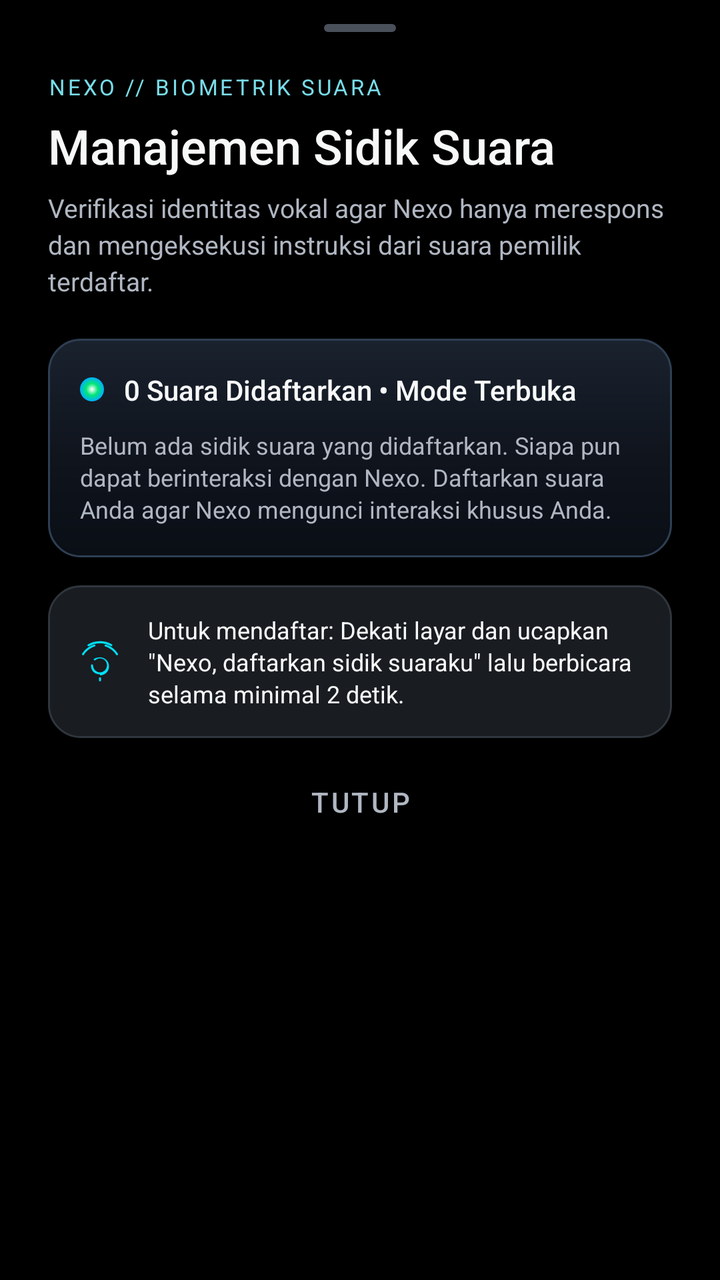
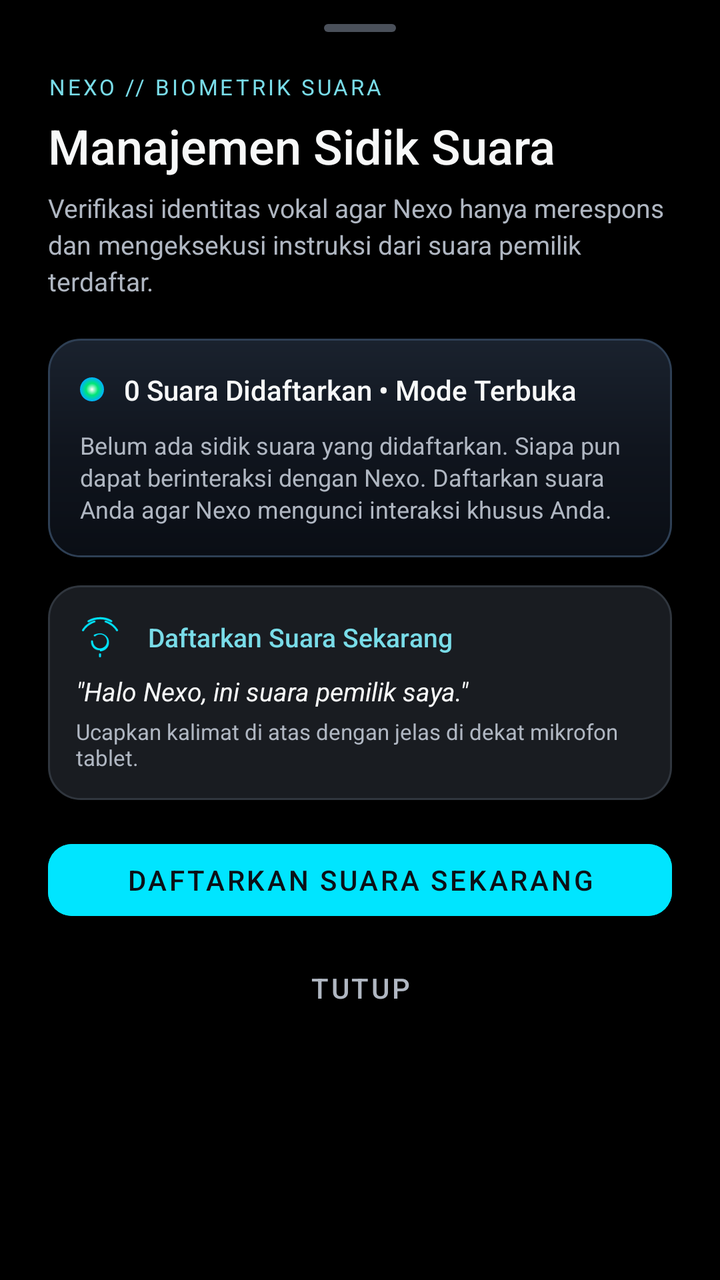

Compare the two renders of this Android layout. The source of the first and the diff that turns it into the second are given below.
<!-- AndroidManifest.xml: application theme Theme.NexoAppliance -->
<!-- res/layout/sheet_voiceprint_management.xml -->
<?xml version="1.0" encoding="utf-8"?>
<androidx.core.widget.NestedScrollView xmlns:android="http://schemas.android.com/apk/res/android"
    xmlns:app="http://schemas.android.com/apk/res-auto"
    android:layout_width="match_parent"
    android:layout_height="match_parent"
    android:fillViewport="true"
    android:clipToPadding="false">

    <LinearLayout
        android:layout_width="match_parent"
        android:layout_height="wrap_content"
        android:orientation="vertical"
        android:paddingStart="24dp"
        android:paddingEnd="24dp"
        android:paddingTop="12dp"
        android:paddingBottom="28dp">

        <View
            android:layout_width="36dp"
            android:layout_height="4dp"
            android:layout_gravity="center_horizontal"
            android:background="@drawable/bg_sheet_handle"
            android:importantForAccessibility="no" />

        <TextView
            android:layout_width="match_parent"
            android:layout_height="wrap_content"
            android:layout_marginTop="20dp"
            android:text="@string/voiceprint_sheet_eyebrow"
            android:textSize="11sp"
            android:letterSpacing="0.12"
            android:textColor="@color/setup_accent" />

        <TextView
            android:layout_width="match_parent"
            android:layout_height="wrap_content"
            android:layout_marginTop="6dp"
            android:text="@string/voiceprint_sheet_title"
            android:textSize="24sp"
            android:fontFamily="sans-serif-medium"
            android:textColor="@color/setup_text" />

        <TextView
            android:layout_width="match_parent"
            android:layout_height="wrap_content"
            android:layout_marginTop="6dp"
            android:text="@string/voiceprint_sheet_desc"
            android:textSize="13sp"
            android:lineSpacingExtra="3dp"
            android:textColor="@color/setup_secondary" />

        
        <LinearLayout
            android:id="@+id/cardVoiceprintStatus"
            android:layout_width="match_parent"
            android:layout_height="wrap_content"
            android:layout_marginTop="20dp"
            android:padding="16dp"
            android:orientation="vertical"
            android:background="@drawable/bg_voiceprint_card">

            <LinearLayout
                android:layout_width="match_parent"
                android:layout_height="wrap_content"
                android:gravity="center_vertical"
                android:orientation="horizontal">

                <ImageView
                    android:id="@+id/ivSheetStatusLed"
                    android:layout_width="12dp"
                    android:layout_height="12dp"
                    android:layout_marginEnd="10dp"
                    android:src="@drawable/led_dot"
                    android:contentDescription="Voice Status LED" />

                <TextView
                    android:id="@+id/tvVoiceprintCount"
                    android:layout_width="0dp"
                    android:layout_height="wrap_content"
                    android:layout_weight="1"
                    android:fontFamily="sans-serif-medium"
                    android:text="@string/voiceprint_count_open"
                    android:textColor="@color/setup_text"
                    android:textSize="14sp" />
            </LinearLayout>

            <TextView
                android:id="@+id/tvVoiceprintDetails"
                android:layout_width="match_parent"
                android:layout_height="wrap_content"
                android:layout_marginTop="10dp"
                android:text="@string/voiceprint_info_open"
                android:textColor="@color/setup_secondary"
                android:textSize="12sp"
                android:lineSpacingExtra="2dp" />

            <LinearLayout
                android:id="@+id/layoutVoiceprintMeta"
                android:layout_width="match_parent"
                android:layout_height="wrap_content"
                android:layout_marginTop="12dp"
                android:orientation="vertical"
                android:visibility="gone">

                <View
                    android:layout_width="match_parent"
                    android:layout_height="1dp"
                    android:layout_marginBottom="8dp"
                    android:background="@color/setup_border" />

                <TextView
                    android:id="@+id/tvVoiceprintMetaText"
                    android:layout_width="match_parent"
                    android:layout_height="wrap_content"
                    android:fontFamily="monospace"
                    android:textColor="@color/setup_accent"
                    android:textSize="11sp" />
            </LinearLayout>
        </LinearLayout>

        
        <LinearLayout
            android:id="@+id/cardEnrollHint"
            android:layout_width="match_parent"
            android:layout_height="wrap_content"
            android:layout_marginTop="14dp"
            android:padding="14dp"
            android:orientation="horizontal"
            android:gravity="center_vertical"
            android:background="@drawable/bg_setup_identity">

            <ImageView
                android:layout_width="24dp"
                android:layout_height="24dp"
                android:layout_marginEnd="12dp"
                android:src="@drawable/ic_fingerprint_24"
                android:contentDescription="Biometric Icon" />

            <TextView
                android:id="@+id/tvEnrollHint"
                android:layout_width="match_parent"
                android:layout_height="wrap_content"
                android:text="@string/voiceprint_enroll_hint"
                android:textColor="@color/setup_text"
                android:textSize="12sp"
                android:lineSpacingExtra="2dp" />
        </LinearLayout>

        
        <com.google.android.material.button.MaterialButton
            android:id="@+id/btnVoiceprintUnenroll"
            style="@style/Widget.MaterialComponents.Button.OutlinedButton"
            android:layout_width="match_parent"
            android:layout_height="48dp"
            android:layout_marginTop="16dp"
            android:text="@string/voiceprint_btn_unenroll"
            android:textColor="@color/voiceprint_danger"
            app:strokeColor="@color/voiceprint_danger"
            android:visibility="gone" />

        <com.google.android.material.button.MaterialButton
            android:id="@+id/btnVoiceprintClose"
            style="@style/Widget.MaterialComponents.Button.TextButton"
            android:layout_width="match_parent"
            android:layout_height="48dp"
            android:layout_marginTop="8dp"
            android:text="@string/voiceprint_btn_close"
            android:textColor="@color/setup_secondary" />

    </LinearLayout>
</androidx.core.widget.NestedScrollView>
<!-- resources referenced by this layout -->
<resources>
  <color name="setup_accent">#79DCE8</color>
  <color name="setup_border">#30363E</color>
  <color name="setup_secondary">#B0B7C2</color>
  <color name="setup_text">#F7F8F8</color>
  <color name="voiceprint_danger">#FF5252</color>
  <!-- drawable bg_setup_identity (drawable) -->
  <shape xmlns:android="http://schemas.android.com/apk/res/android"><solid android:color="@color/setup_surface"/><corners android:radius="16dp"/><stroke android:width="1dp" android:color="@color/setup_border"/></shape>
  <!-- drawable bg_sheet_handle (drawable) -->
  <shape xmlns:android="http://schemas.android.com/apk/res/android"><solid android:color="#4A505A"/><corners android:radius="2dp"/></shape>
  <!-- drawable bg_voiceprint_card (drawable) -->
  <?xml version="1.0" encoding="utf-8"?>
  <shape xmlns:android="http://schemas.android.com/apk/res/android"
      android:shape="rectangle">
      <corners android:radius="16dp" />
      <gradient
          android:type="linear"
          android:angle="270"
          android:startColor="#1A222E"
          android:centerColor="#10151E"
          android:endColor="#0A0E15" />
      <stroke
          android:width="1dp"
          android:color="#2E3F54" />
      <padding
          android:left="16dp"
          android:top="16dp"
          android:right="16dp"
          android:bottom="16dp" />
  </shape>
  <!-- drawable led_dot (drawable) -->
  <?xml version="1.0" encoding="utf-8"?>
  <shape xmlns:android="http://schemas.android.com/apk/res/android"
      android:shape="oval">
      <size android:width="10dp" android:height="10dp" />
      <gradient
          android:type="radial"
          android:gradientRadius="5dp"
          android:startColor="#FFFFFF"
          android:centerColor="#00E676"
          android:endColor="#00B0FF" />
  </shape>
  <string name="voiceprint_btn_close">Tutup</string>
  <string name="voiceprint_btn_unenroll">Hapus Sidik Suara</string>
  <string name="voiceprint_count_open">0 Suara Didaftarkan • Mode Terbuka</string>
  <string name="voiceprint_enroll_hint">Untuk mendaftar: Dekati layar dan ucapkan \"Nexo, daftarkan sidik suaraku\" lalu berbicara selama minimal 2 detik.</string>
  <string name="voiceprint_info_open">Belum ada sidik suara yang didaftarkan. Siapa pun dapat berinteraksi dengan Nexo. Daftarkan suara Anda agar Nexo mengunci interaksi khusus Anda.</string>
  <string name="voiceprint_sheet_desc">Verifikasi identitas vokal agar Nexo hanya merespons dan mengeksekusi instruksi dari suara pemilik terdaftar.</string>
  <string name="voiceprint_sheet_eyebrow">NEXO // BIOMETRIK SUARA</string>
  <string name="voiceprint_sheet_title">Manajemen Sidik Suara</string>
  <style name="Theme.NexoAppliance" parent="Theme.MaterialComponents.DayNight.NoActionBar">
          <item name="android:windowBackground">@color/bg_black</item>
          <item name="android:statusBarColor">@color/bg_black</item>
          <item name="android:navigationBarColor">@color/bg_black</item>
      </style>
  <color name="setup_surface">#191C21</color>
  <color name="bg_black">#000000</color>
  <!-- unchanged entries left out for length: 1 -->
</resources>

<!-- the commit's change to res/layout/sheet_voiceprint_management.xml (unified diff, before → after) -->
@@ -125,37 +125,74 @@
             android:layout_height="wrap_content"
             android:layout_marginTop="14dp"
             android:padding="14dp"
-            android:orientation="horizontal"
-            android:gravity="center_vertical"
+            android:orientation="vertical"
             android:background="@drawable/bg_setup_identity">
 
-            <ImageView
-                android:layout_width="24dp"
-                android:layout_height="24dp"
-                android:layout_marginEnd="12dp"
-                android:src="@drawable/ic_fingerprint_24"
-                android:contentDescription="Biometric Icon" />
+            <LinearLayout
+                android:layout_width="match_parent"
+                android:layout_height="wrap_content"
+                android:orientation="horizontal"
+                android:gravity="center_vertical">
+
+                <ImageView
+                    android:id="@+id/ivEnrollIcon"
+                    android:layout_width="24dp"
+                    android:layout_height="24dp"
+                    android:layout_marginEnd="12dp"
+                    android:src="@drawable/ic_fingerprint_24"
+                    android:contentDescription="Biometric Icon" />
+
+                <TextView
+                    android:id="@+id/tvEnrollTitle"
+                    android:layout_width="match_parent"
+                    android:layout_height="wrap_content"
+                    android:fontFamily="sans-serif-medium"
+                    android:text="@string/voiceprint_btn_enroll"
+                    android:textColor="@color/setup_accent"
+                    android:textSize="13sp" />
+            </LinearLayout>
 
             <TextView
                 android:id="@+id/tvEnrollHint"
                 android:layout_width="match_parent"
                 android:layout_height="wrap_content"
-                android:text="@string/voiceprint_enroll_hint"
+                android:layout_marginTop="6dp"
+                android:text="@string/voiceprint_recording_phrase"
                 android:textColor="@color/setup_text"
-                android:textSize="12sp"
-                android:lineSpacingExtra="2dp" />
+                android:textSize="13sp"
+                android:textStyle="italic" />
+
+            <TextView
+                android:id="@+id/tvEnrollTip"
+                android:layout_width="match_parent"
+                android:layout_height="wrap_content"
+                android:layout_marginTop="4dp"
+                android:text="@string/voiceprint_recording_tip"
+                android:textColor="@color/setup_secondary"
+                android:textSize="11sp" />
         </LinearLayout>
 
         
+        <com.google.android.material.button.MaterialButton
+            android:id="@+id/btnVoiceprintEnroll"
+            android:layout_width="match_parent"
+            android:layout_height="48dp"
+            android:layout_marginTop="16dp"
+            android:text="@string/voiceprint_btn_enroll"
+            android:textColor="#0B1017"
+            android:backgroundTint="@color/voiceprint_accent"
+            app:cornerRadius="12dp" />
+
         <com.google.android.material.button.MaterialButton
             android:id="@+id/btnVoiceprintUnenroll"
             style="@style/Widget.MaterialComponents.Button.OutlinedButton"
             android:layout_width="match_parent"
             android:layout_height="48dp"
-            android:layout_marginTop="16dp"
+            android:layout_marginTop="10dp"
             android:text="@string/voiceprint_btn_unenroll"
             android:textColor="@color/voiceprint_danger"
             app:strokeColor="@color/voiceprint_danger"
+            app:cornerRadius="12dp"
             android:visibility="gone" />
 
         <com.google.android.material.button.MaterialButton
@@ -163,7 +200,7 @@
             style="@style/Widget.MaterialComponents.Button.TextButton"
             android:layout_width="match_parent"
             android:layout_height="48dp"
-            android:layout_marginTop="8dp"
+            android:layout_marginTop="6dp"
             android:text="@string/voiceprint_btn_close"
             android:textColor="@color/setup_secondary" />
 
<!-- resource entries referenced after the edit -->
@@ -4,6 +4,7 @@
   <color name="setup_border">#30363E</color>
   <color name="setup_secondary">#B0B7C2</color>
   <color name="setup_text">#F7F8F8</color>
+  <color name="voiceprint_accent">#00E5FF</color>
   <color name="voiceprint_danger">#FF5252</color>
   <!-- drawable bg_setup_identity (drawable) -->
   <shape xmlns:android="http://schemas.android.com/apk/res/android"><solid android:color="@color/setup_surface"/><corners android:radius="16dp"/><stroke android:width="1dp" android:color="@color/setup_border"/></shape>
@@ -42,10 +43,12 @@
           android:endColor="#00B0FF" />
   </shape>
   <string name="voiceprint_btn_close">Tutup</string>
+  <string name="voiceprint_btn_enroll">Daftarkan Suara Sekarang</string>
   <string name="voiceprint_btn_unenroll">Hapus Sidik Suara</string>
   <string name="voiceprint_count_open">0 Suara Didaftarkan • Mode Terbuka</string>
-  <string name="voiceprint_enroll_hint">Untuk mendaftar: Dekati layar dan ucapkan \"Nexo, daftarkan sidik suaraku\" lalu berbicara selama minimal 2 detik.</string>
   <string name="voiceprint_info_open">Belum ada sidik suara yang didaftarkan. Siapa pun dapat berinteraksi dengan Nexo. Daftarkan suara Anda agar Nexo mengunci interaksi khusus Anda.</string>
+  <string name="voiceprint_recording_phrase">\"Halo Nexo, ini suara pemilik saya.\"</string>
+  <string name="voiceprint_recording_tip">Ucapkan kalimat di atas dengan jelas di dekat mikrofon tablet.</string>
   <string name="voiceprint_sheet_desc">Verifikasi identitas vokal agar Nexo hanya merespons dan mengeksekusi instruksi dari suara pemilik terdaftar.</string>
   <string name="voiceprint_sheet_eyebrow">NEXO // BIOMETRIK SUARA</string>
   <string name="voiceprint_sheet_title">Manajemen Sidik Suara</string>
